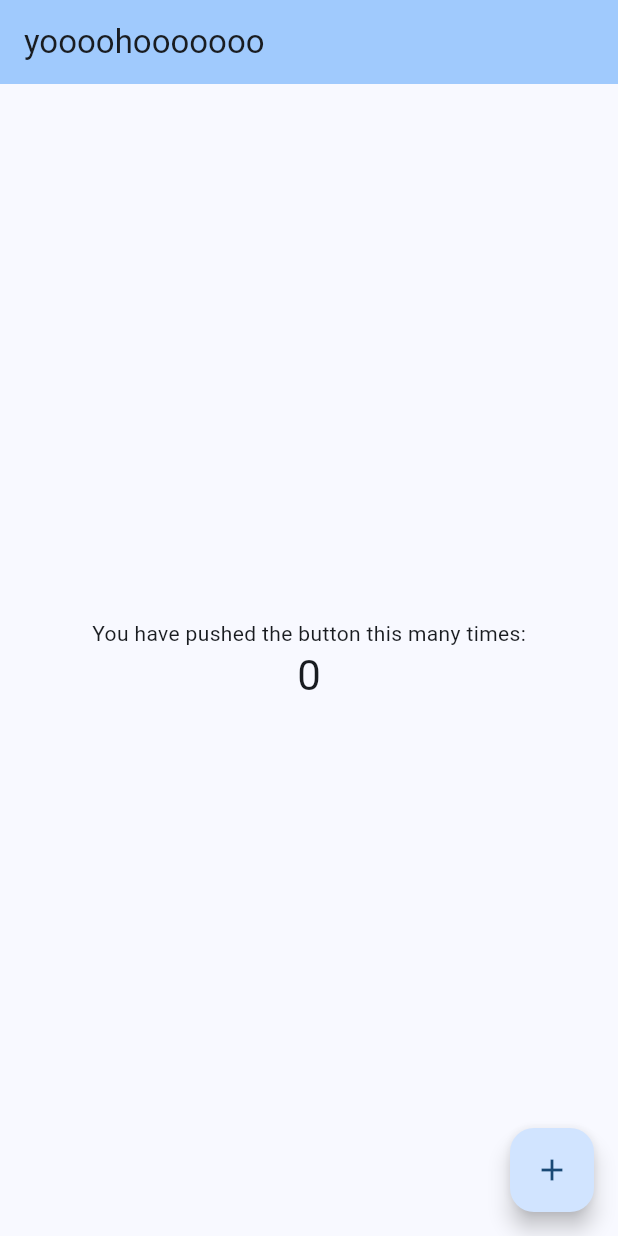
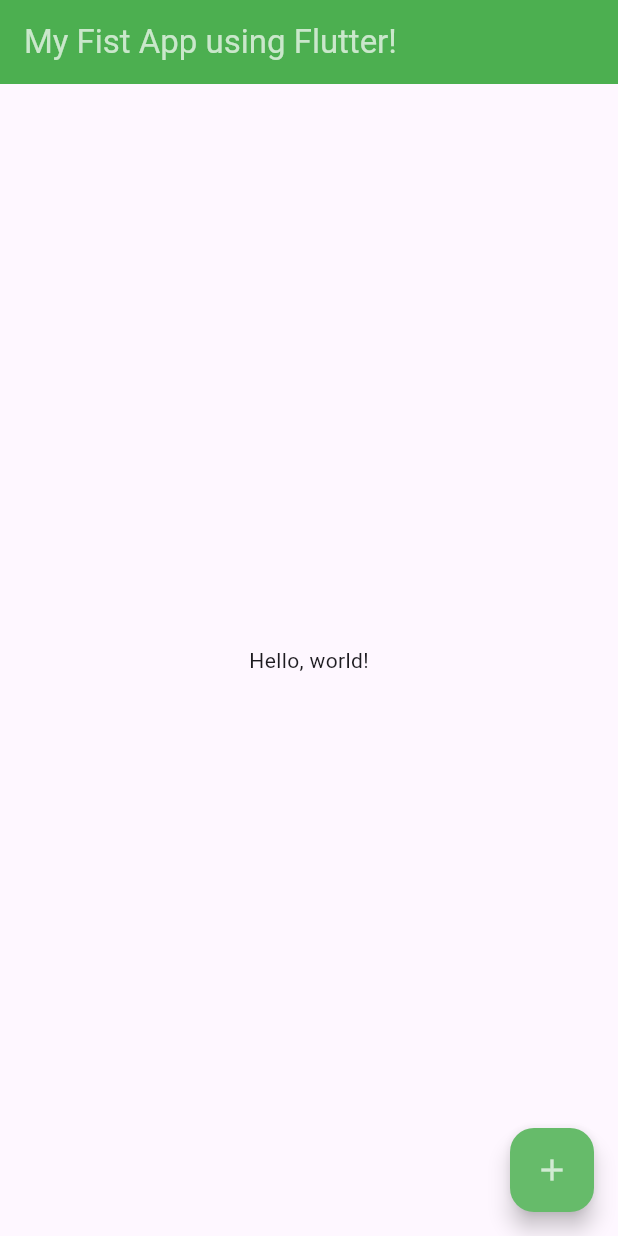
Before and after one commit to mhmdjavad-cs/flutter-first-app, a Flutter app: the screen it shows after launch, on a phone screen of 412 x 824 dp. Run offline on Flutter 3.47's test engine with Material 3 defaults, Android fonts, the phone set to English and light mode, and no system bars.

Commit message:
some changes

```diff
--- a/lib/main.dart
+++ b/lib/main.dart
@@ -7,70 +7,45 @@ void main() {
 class MyApp extends StatelessWidget {
   const MyApp({super.key});
 
-  // This widget is the root of your application.
   @override
   Widget build(BuildContext context) {
     return MaterialApp(
-      title: 'hiiiiiiiiiiiiiiiiii',
-      theme: ThemeData(
-
-
-        colorScheme: ColorScheme.fromSeed(seedColor: Colors.blue),
-        useMaterial3: true,
-      ),
-      home: const MyHomePage(title: 'yoooohooooooo'),
+      debugShowCheckedModeBanner: false,
+      theme: ThemeData(),
+      home: const RootPage(),
     );
   }
 }
 
-class MyHomePage extends StatefulWidget {
-  const MyHomePage({super.key, required this.title});
-
-  final String title;
+class RootPage extends StatefulWidget {
+  const RootPage({super.key});
 
   @override
-  State<MyHomePage> createState() => _MyHomePageState();
+  State<RootPage> createState() => _RootPageState();
 }
 
-class _MyHomePageState extends State<MyHomePage> {
-  int _counter = 0;
-
-  void _incrementCounter() {
-    setState(() {
-      _counter++;
-    });
-  }
-
+class _RootPageState extends State<RootPage> {
   @override
   Widget build(BuildContext context) {
-
     return Scaffold(
       appBar: AppBar(
-        backgroundColor: Theme.of(context).colorScheme.inversePrimary,
-        title: Text(widget.title),
+        title: const Text('My Fist App using Flutter!',
+            style: TextStyle(
+              color: Colors.white70,
+            )),
+        backgroundColor: Colors.green,
       ),
-
-      body: Center(
-
-        child: Column(
-
-          mainAxisAlignment: MainAxisAlignment.center,
-          children: <Widget>[
-            const Text(
-              'You have pushed the button this many times:',
-            ),
-            Text(
-              '$_counter',
-              style: Theme.of(context).textTheme.headlineMedium,
-            ),
-          ],
+      body: const Center(
+        child: Text('Hello, world!'),
+      ),
+      floatingActionButton: FloatingActionButton(
+        onPressed: () => {},
+        backgroundColor: Colors.green[400],
+        child: const Icon(
+          Icons.add,
+          color: Colors.white70,
         ),
       ),
-      floatingActionButton: FloatingActionButton(
-        onPressed: _incrementCounter,
-        tooltip: 'Increment',
-        child: const Icon(Icons.add),
-      ), // This trailing comma makes auto-formatting nicer for build methods.
     );
   }
 }
```
